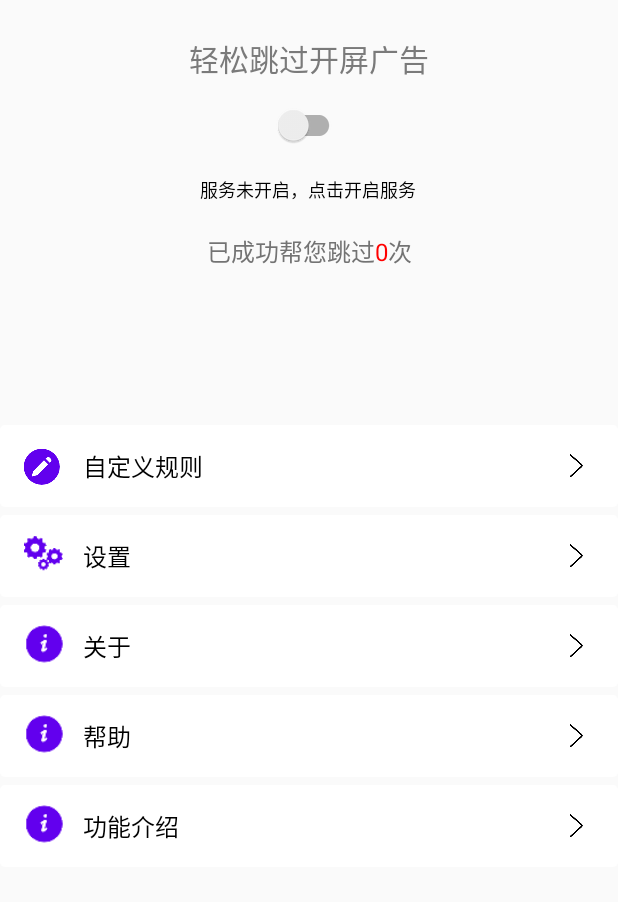
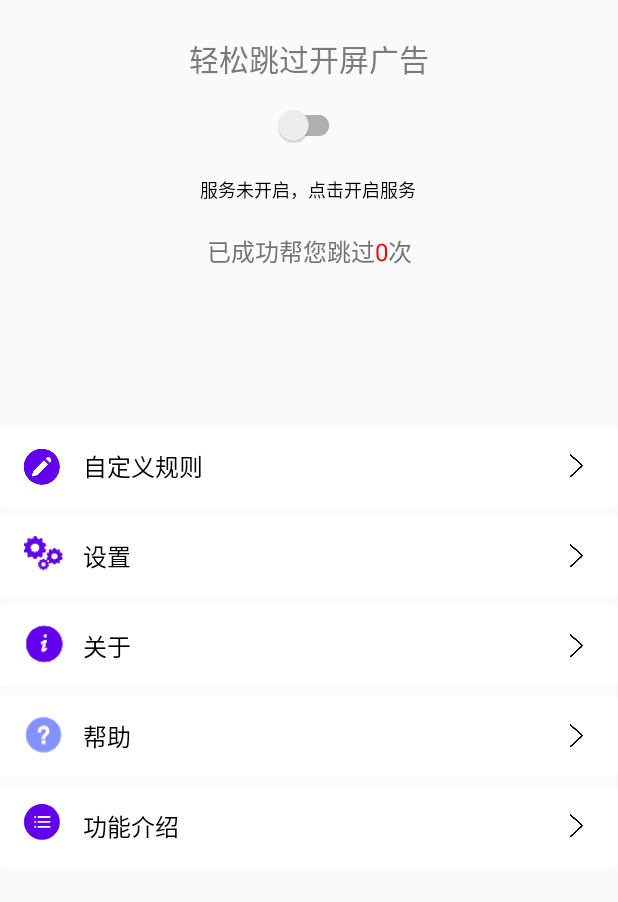
Before and after one commit to jingjing0327/ADJump, an Android app: the screen it shows after launch (MainActivity), on a phone screen of 412 x 824 dp, the part 204-1106 px from its top. Run offline under Robolectric (Android 15) with nearby library versions, the phone set to English and light mode, and no system bars; our stand-ins replace Room's generated code; libraries missing offline, so code that uses them is left out: com.tencent.bugly, com.umeng.analytics, com.umeng.commonsdk; 3 statements that could not run were skipped.

Commit message:
Signed-off-by: liqiong <liqiong@luojigou.vip>

```diff
--- a/app/src/main/AndroidManifest.xml
+++ b/app/src/main/AndroidManifest.xml
@@ -56,6 +56,7 @@
         <activity android:name=".ui.KeyVipActivity" />
         <activity android:name=".ui.AlipayActivity" />
         <activity android:name=".ui.WechatPayActivity" />
+        <activity android:name=".ui.HelpActivity" />
         <activity android:name=".ui.MyGuideActivity"
             android:theme="@style/AppIntroStyle"  />
 
--- a/app/src/main/java/com/lqcode/adjump/ui/FirstFragment.java
+++ b/app/src/main/java/com/lqcode/adjump/ui/FirstFragment.java
@@ -70,9 +70,8 @@ public class FirstFragment extends Fragment {
         rootView.findViewById(R.id.custom_tv).setOnClickListener(view -> startActivity(new Intent(getContext(), CustomActivity.class)));
         vipTV = rootView.findViewById(R.id.vip_tv);
         vipIV = rootView.findViewById(R.id.vip_iv);
-
         rootView.findViewById(R.id.guide_tv).setOnClickListener(view -> startActivity(new Intent(getContext(), MyGuideActivity.class)));
-
+        rootView.findViewById(R.id.help_tv).setOnClickListener(view -> startActivity(new Intent(getContext(), HelpActivity.class)));
         return rootView;
     }
 
--- a/app/src/main/res/layout/fragment_first.xml
+++ b/app/src/main/res/layout/fragment_first.xml
@@ -197,7 +197,7 @@
             android:layout_height="27dp"
             android:layout_marginStart="16dp"
             android:layout_marginTop="18dp"
-            android:src="@mipmap/about"
+            android:src="@mipmap/help"
             app:layout_constraintStart_toStartOf="parent"
             app:layout_constraintTop_toBottomOf="@+id/about_tv" />
 
@@ -219,11 +219,11 @@
 
 
         <ImageView
-            android:layout_width="27dp"
-            android:layout_height="27dp"
+            android:layout_width="24dp"
+            android:layout_height="24dp"
             android:layout_marginStart="16dp"
             android:layout_marginTop="18dp"
-            android:src="@mipmap/about"
+            android:src="@mipmap/guide"
             app:layout_constraintStart_toStartOf="parent"
             app:layout_constraintTop_toBottomOf="@+id/help_tv" />
 
```
Also changed, not shown: app/src/main/java/com/lqcode/adjump/ui/HelpActivity.java (added, +20 -0 lines), app/src/main/java/com/lqcode/adjump/ui/MyGuideActivity.java (+1 -7 lines), app/src/main/res/layout/activity_help.xml (added, +17 -0 lines), app/src/main/res/mipmap-hdpi/guide.png (added), app/src/main/res/mipmap-hdpi/help.png (added), app/src/main/res/mipmap-mdpi/guide.png (added), app/src/main/res/mipmap-mdpi/help.png (added), app/src/main/res/mipmap-xhdpi/guide.png (added), app/src/main/res/mipmap-xhdpi/help.png (added), app/src/main/res/mipmap-xxhdpi/guide.png (added), app/src/main/res/mipmap-xxhdpi/help.png (added), app/src/main/res/mipmap-xxxhdpi/guide.png (added), app/src/main/res/mipmap-xxxhdpi/help.png (added), app/src/main/res/mipmap-xxxhdpi/help_info.png (added).
